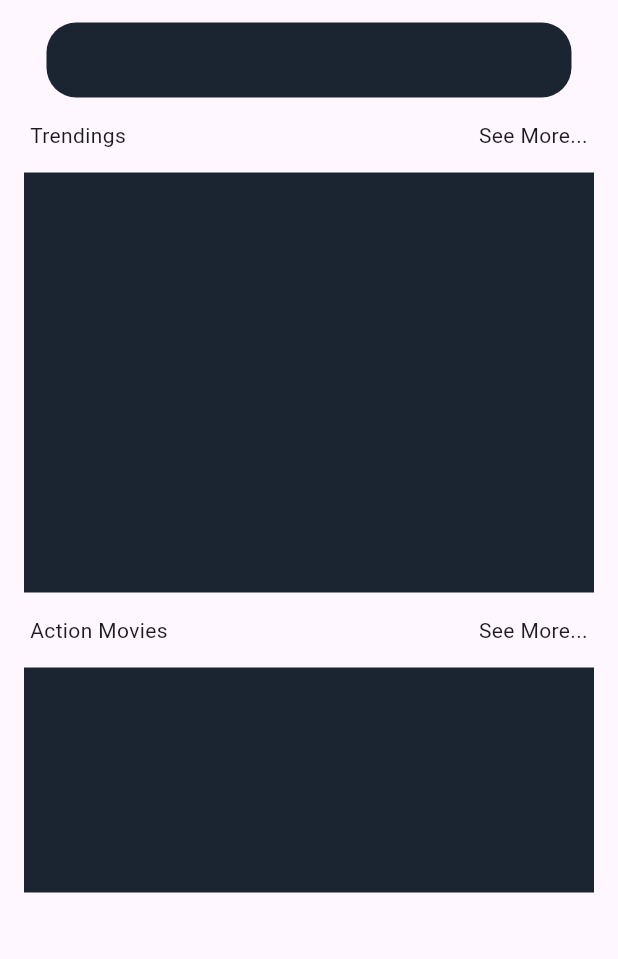
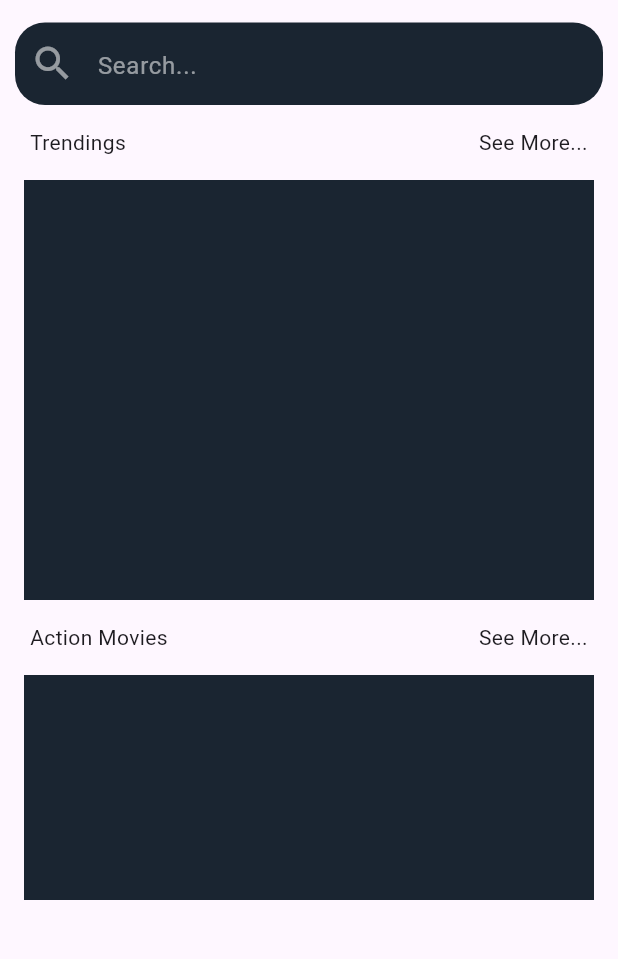
Before and after one commit to ekinutkuu/WatchList, a Flutter app: the screen it shows after launch, on a phone screen of 412 x 824 dp, the part 84-1043 px from its top. Run offline on Flutter 3.47's test engine with Material 3 defaults, Android fonts, the phone set to English and light mode, and no system bars.

Commit message:
added: seach bar

```diff
--- a/lib/screens/home.dart
+++ b/lib/screens/home.dart
@@ -33,16 +33,39 @@ class _HomeState extends State<Home> {
       body: SingleChildScrollView(
         child: Column(
           children: [
+
             /* Search Bar */
             SizedBox(height: 15.0,),
             Align(
               alignment: Alignment.center,
               child: Container(
-                width: 350.0,
-                height: 50.0,
+                height: 55.0,
+                padding: EdgeInsets.all(10),
+                margin: EdgeInsets.symmetric(horizontal: 10.0,),
                 decoration: BoxDecoration(
                   color: DarkBlue,
                   borderRadius: BorderRadius.circular(20.0),
+                ),
+                child: Row(
+                  children: [
+                    Icon(
+                      Icons.search,
+                      color: Colors.white54,
+                      size: 30.0,
+                    ),
+                    Container(
+                      width: 300.0,
+                      margin: EdgeInsets.only(left: 15.0),
+                      child: TextFormField(
+                        style: TextStyle(color: Colors.white),
+                        decoration: InputDecoration(
+                          border: InputBorder.none,
+                          hintText: "Search...",
+                          hintStyle: TextStyle(color: Colors.white54,),
+                        ),
+                      ),
+                    ),
+                  ],
                 ),
               ),
             ),
```
